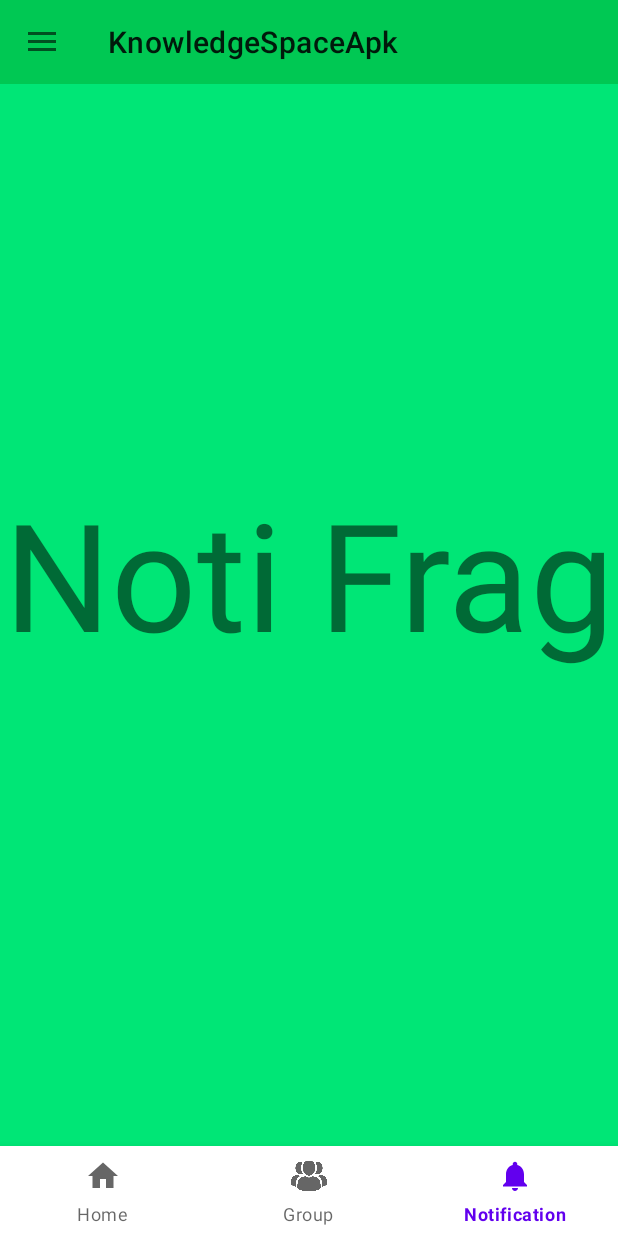
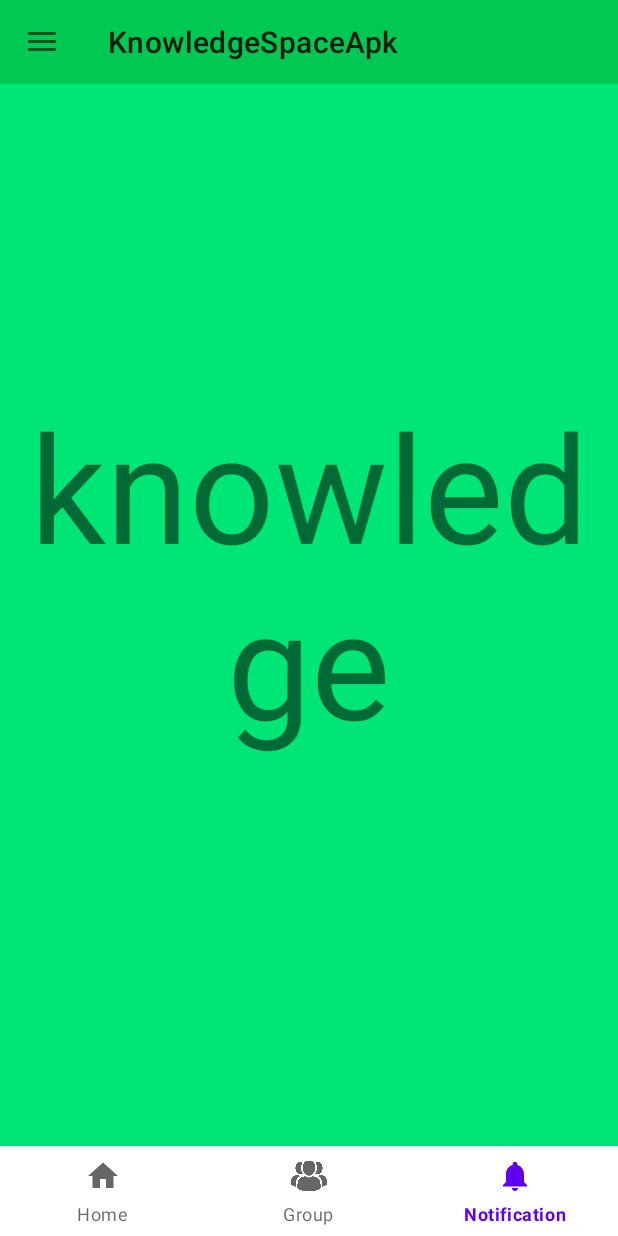
Before and after one commit to TempAc1/ksAppForked, an Android app: the screen it shows after launch (homeSc), item 3 of the bottom bar chosen, on a phone screen of 412 x 824 dp. Run offline under Robolectric (Android 15) with nearby library versions, the phone set to English and light mode, and no system bars.

Commit message:
notification text edit

```diff
--- a/KnowledgeSpaceApk/app/src/main/res/layout/fragment_notification.xml
+++ b/KnowledgeSpaceApk/app/src/main/res/layout/fragment_notification.xml
@@ -9,7 +9,7 @@
     <TextView
         android:layout_width="match_parent"
         android:layout_height="match_parent"
-        android:text="Noti Frag"
+        android:text="knowledge"
         android:gravity="center"
         android:textSize="100dp"
         android:background="#00E676"/>
```
